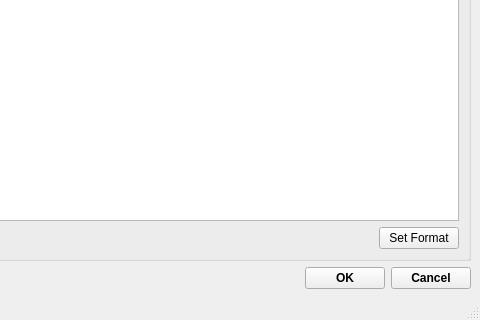
This is src/interface/gui/ui_loadVulcanMTSLogFile.ui in neutrons/PyVDrive as Qt 5 draws it before an edit; both pictures show x 889 to 1369 and y 281 to 601 of the 1369 by 601 pixel window. The edited form follows.
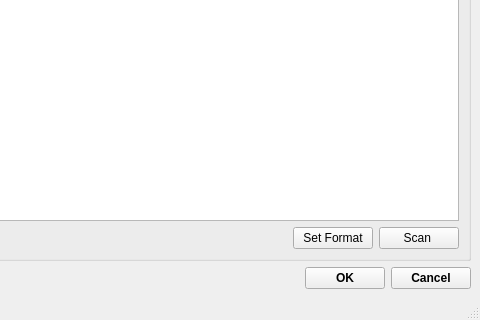
This is the edited form. Custom widgets are drawn as their Qt base class.

```diff
--- a/src/interface/gui/ui_loadVulcanMTSLogFile.ui
+++ b/src/interface/gui/ui_loadVulcanMTSLogFile.ui
@@ -66,6 +66,16 @@
            </property>
           </widget>
          </item>
+         <item>
+          <widget class="QPushButton" name="pushButton_scanInfo">
+           <property name="toolTip">
+            <string>&lt;html&gt;&lt;head/&gt;&lt;body&gt;&lt;p&gt;Scan the file for summary&lt;/p&gt;&lt;/body&gt;&lt;/html&gt;</string>
+           </property>
+           <property name="text">
+            <string>Scan </string>
+           </property>
+          </widget>
+         </item>
         </layout>
        </item>
       </layout>
```
